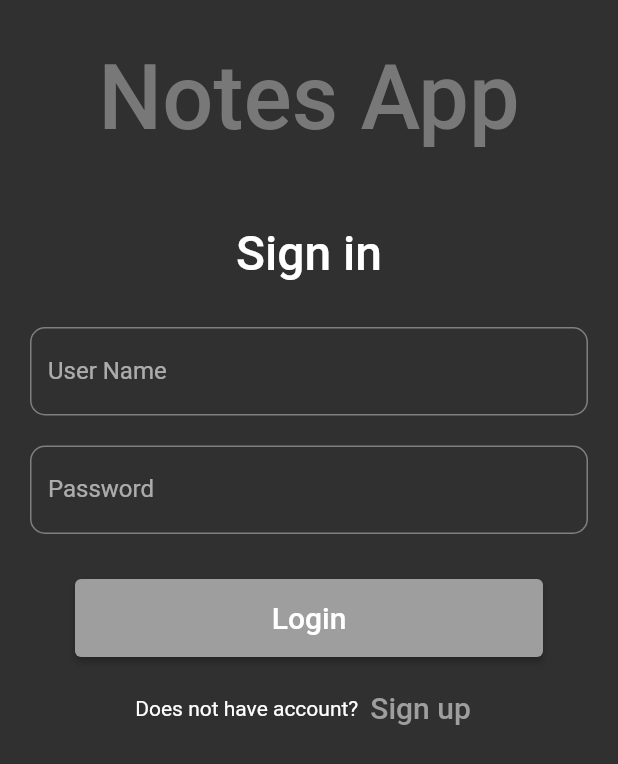
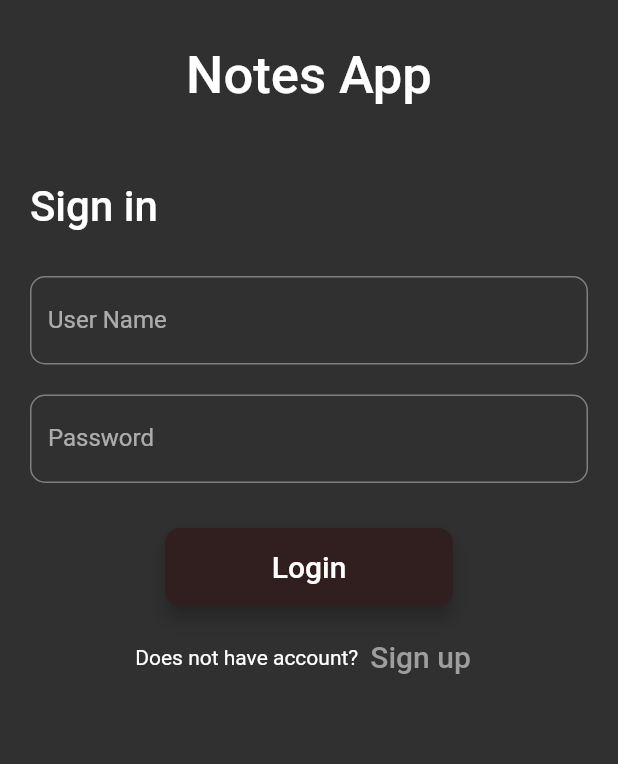
Before and after one commit to A-Kashif108/note_app, a Flutter app: the screen it shows after launch, on a phone screen of 412 x 824 dp. Shown: the top 764 px of the screen. Run offline on Flutter 3.47's test engine with Material 2 defaults, Android fonts, the phone set to English and light mode, and no system bars; our stand-ins replace flutter_bloc, get_it, shared_preferences.

Commit message:
final commit

```diff
--- a/lib/screens/login_page.dart
+++ b/lib/screens/login_page.dart
@@ -30,17 +30,17 @@ class _LoginViewPageState extends State<LoginViewPage> {
                   child: const Text(
                     'Notes App',
                     style: TextStyle(
-                        color: Color.fromARGB(255, 120, 120, 120),
+                        color: Colors.white,
                         fontWeight: FontWeight.w500,
-                        fontSize: 60),
+                        fontSize: 35),
                   )),
               Container(
-                  alignment: Alignment.center,
+                  alignment: Alignment.centerLeft,
                   padding: const EdgeInsets.all(10),
                   child: const Text(
                     'Sign in',
                     style: TextStyle(
-                        fontSize: 32,
+                        fontSize: 28,
                         fontWeight: FontWeight.w500,
                         color: Colors.white),
                   )),
@@ -79,12 +79,11 @@ class _LoginViewPageState extends State<LoginViewPage> {
               ),
               Container(
                   height: 72,
-                  padding: const EdgeInsets.fromLTRB(40, 10, 40, 10),
-                  child: ElevatedButton(
-                      style: ButtonStyle(
-                        backgroundColor:
-                            MaterialStateProperty.all<Color>(Colors.grey),
-                      ),
+                  padding: const EdgeInsets.fromLTRB(100, 10, 100, 10),
+                  child: MaterialButton(
+                    elevation: 5,
+                     shape: RoundedRectangleBorder(borderRadius: BorderRadius.circular(10)),
+                    color: Color.fromARGB(255, 49, 31, 31),
                       child: const Text(
                         'Login',
                         style: TextStyle(
@@ -100,7 +99,6 @@ class _LoginViewPageState extends State<LoginViewPage> {
                                   content: Text("Please fill all the fields")));
                           return;
                         }
-
                         await _authService
                             .signIn(
                                 nameController.text, passwordController.text)
--- a/lib/screens/note_page.dart
+++ b/lib/screens/note_page.dart
@@ -49,7 +49,9 @@ class NoteViewPage extends StatelessWidget {
                   ),
                   Row(
                     children: [
-                      Padding(
+                      note==null?
+                      Container():
+                       Padding(
                         padding: const EdgeInsets.all(8.0),
                         child: Container(
                     alignment: Alignment.center,
--- a/lib/services/auth_service.dart
+++ b/lib/services/auth_service.dart
@@ -1,6 +1,6 @@
 import 'dart:convert';
-
 import 'package:http/http.dart' as http;
+import 'package:note_app/services/local_storage_service.dart';
 
 class AuthService {
   Future<int> signIn(String username, String password) async {
```
Also changed, not shown: lib/screens/home_page.dart (+7 -2 lines), pubspec.yaml (line endings or trailing spaces), 26 other files.
